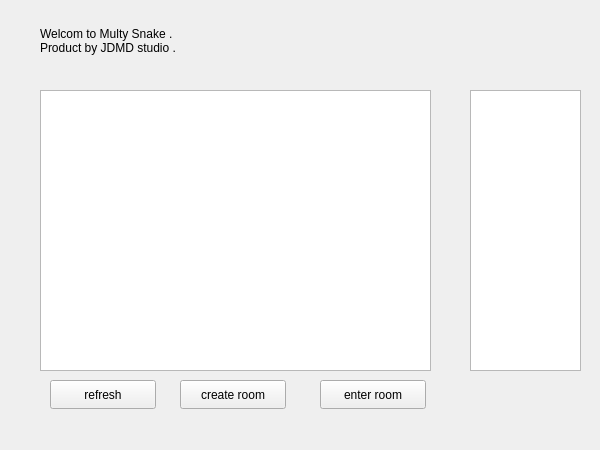
First picture: the form in SnakeClient/gui/jhallwidget.ui, repository lexdene/MultiSnake, before the edit.
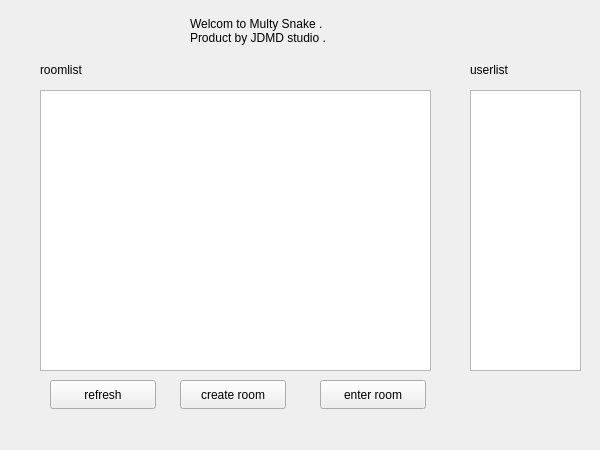
Second picture: the form after the edit.

Commit message: snake say hello and download userlist

Patch:
```diff
--- a/SnakeClient/gui/jhallwidget.ui
+++ b/SnakeClient/gui/jhallwidget.ui
@@ -16,9 +16,9 @@
   <widget class="QLabel" name="label">
    <property name="geometry">
     <rect>
-     <x>40</x>
-     <y>20</y>
-     <width>301</width>
+     <x>190</x>
+     <y>10</y>
+     <width>201</width>
      <height>41</height>
     </rect>
    </property>
@@ -86,6 +86,32 @@
     <string>enter room</string>
    </property>
   </widget>
+  <widget class="QLabel" name="label_2">
+   <property name="geometry">
+    <rect>
+     <x>470</x>
+     <y>60</y>
+     <width>72</width>
+     <height>19</height>
+    </rect>
+   </property>
+   <property name="text">
+    <string>userlist</string>
+   </property>
+  </widget>
+  <widget class="QLabel" name="label_3">
+   <property name="geometry">
+    <rect>
+     <x>40</x>
+     <y>60</y>
+     <width>72</width>
+     <height>19</height>
+    </rect>
+   </property>
+   <property name="text">
+    <string>roomlist</string>
+   </property>
+  </widget>
  </widget>
  <resources/>
  <connections/>
```
The commit also changes 7 other files.
